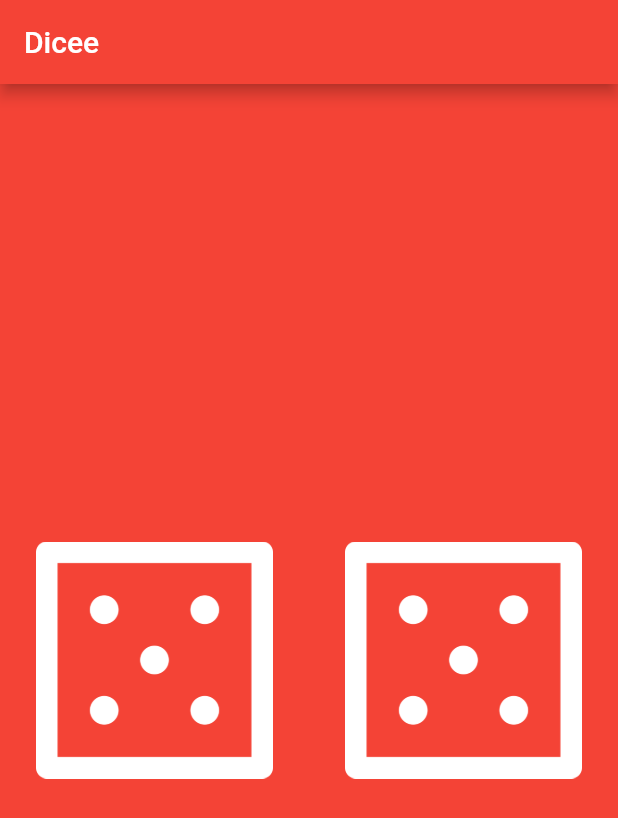
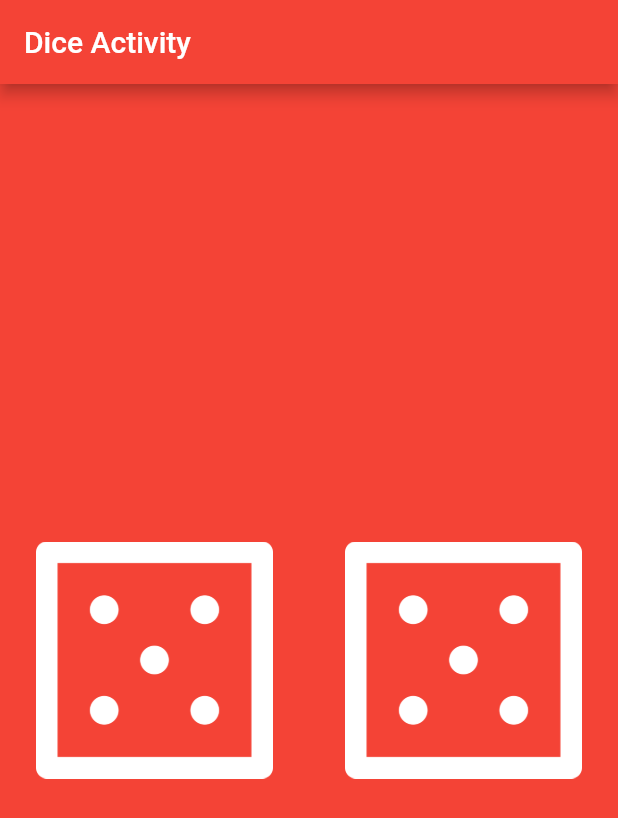
Before and after one commit to lyledane/dice, a Flutter app: the screen it shows after launch, on a phone screen of 412 x 824 dp. Shown: the top 818 px of the screen. Run offline on Flutter 3.47's test engine with Material 2 defaults, Android fonts, the phone set to English and light mode, and no system bars.

Commit message:
new changes in main

```diff
--- a/lib/main.dart
+++ b/lib/main.dart
@@ -2,12 +2,13 @@ import 'package:flutter/material.dart';
 import 'dart:math';
 
 void main() {
+  // DEMONSTRATION PURPOSES
   return runApp(
     MaterialApp(
       home: Scaffold(
         backgroundColor: Colors.red,
         appBar: AppBar(
-          title: Text('Dicee'),
+          title: Text('Dice Activity'),
           backgroundColor: Colors.red,
         ),
         body: DicePage(),
```
